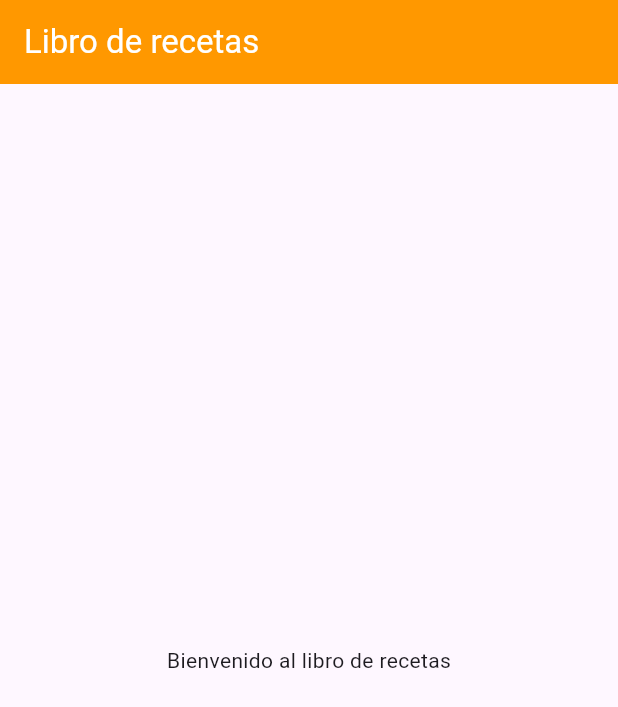
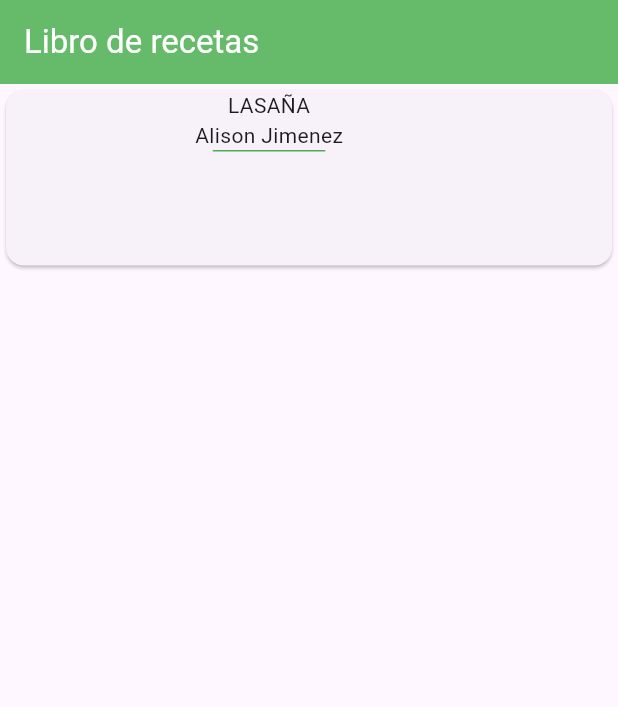
Before and after one commit to tatiana1104/recetario, a Flutter app: the screen it shows after launch, on a phone screen of 412 x 824 dp. Shown: the top 707 px of the screen. Run offline on Flutter 3.47's test engine with Material 3 defaults, Android fonts, the phone set to English and light mode, and no system bars.

Commit message:
feat: agregar contenedor para la informacion de la receta feat: add container for recipe information

```diff
--- a/lib/main.dart
+++ b/lib/main.dart
@@ -23,18 +23,50 @@
 
   @override
   Widget build(BuildContext context) {
-    return Scaffold( //creamos una hoja en blanco
-      appBar: AppBar( //mostramos un titulo y definimos color
-        backgroundColor: Colors.orange, //definimos el color de fondo del AppBar
+    return Scaffold( //se crea una hoja en blanco
+      appBar: AppBar( //se muestra titulo y define color
+        backgroundColor: Colors.green[400], //define el color de fondo del AppBar
         title: const Text(
           'Libro de recetas',
-          style: TextStyle( //modificamos color, tamaño y estilo del texto
+          style: TextStyle( //modifica color, tamaño y estilo del texto
             color: Colors.white,
           ),
         ),
       ),
-      body: const Center( //mostramos el contenido
-        child: Text('Bienvenido al libro de recetas'),
+
+      //se muestra el contenido de la app
+      body: Container(
+        width: MediaQuery.of(context).size.width, //define el ancho del contenedor
+        height: 125, //define la altura del contenedor
+        child: Card(
+          child: Row(
+            children: <Widget>[
+              Container(
+                height: 125,
+                width: 100,
+                child: ClipRRect( //permite que la imagen tenga bordes circulares
+                  borderRadius: BorderRadius.circular(10.0), //borde circular
+                  child: Container( //llama a la función que contiene la imagen
+
+                  ),
+                ),
+              ),
+              SizedBox(width: 26), //espacio entre la imagen y el texto
+              Column(
+                children: <Widget>[
+                  Text('LASAÑA'),
+                  Text('Alison Jimenez'),
+                  Container(
+                    height: 1,
+                    width: 75,
+                    color: Colors.green,
+                  ),
+
+                ],
+              ),
+            ],
+          ),
+        ),
       ),
     );
   }
```
